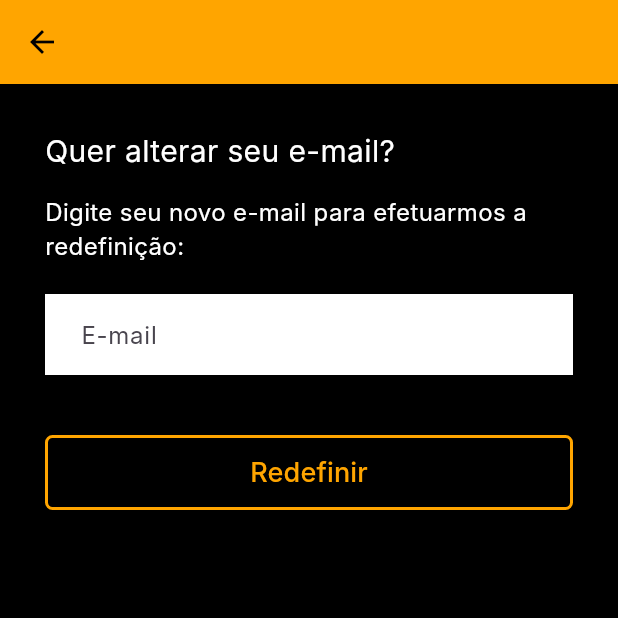
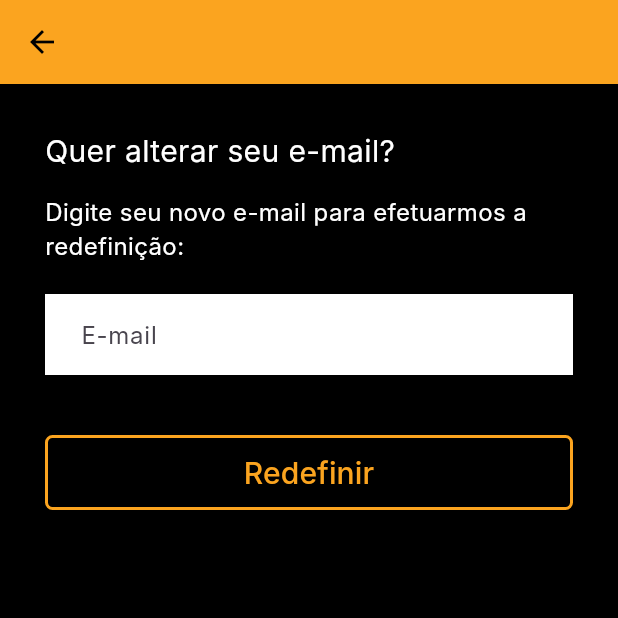
Before and after one commit to tokujiTO/PII4S_images_generator, a Flutter app: the ChangeEmailPage screen opened directly, on a phone screen of 412 x 824 dp, the top half of it. Run offline on Flutter 3.47's test engine with Material 3 defaults, Android fonts, the phone set to English and light mode, and no system bars; our stand-ins replace device_preview, flutter_screenutil; Roboto replaces fonts that are missing (Inter).

Commit message:
feat: fix font colors in change email page

```diff
--- a/lib/app/pages/change_email_page.dart
+++ b/lib/app/pages/change_email_page.dart
@@ -1,4 +1,5 @@
 import 'package:flutter/material.dart';
+import 'package:poliedroimagesgenerator/app/utils/app_colors.dart';
 
 class ChangeEmailPage extends StatefulWidget {
   const ChangeEmailPage({Key? key}) : super(key: key);
@@ -12,18 +13,18 @@ class _ChangeEmailPageState extends State<ChangeEmailPage> {
 
   @override
   Widget build(BuildContext context) {
-    const Color highlightColor = Color(0xFFFFA500);
+    const Color highlightColor = AppColors.yellow;
 
     Widget currentStepWidget;
     switch (_step) {
       case 1:
-        currentStepWidget = _buildStep1(highlightColor);
+        currentStepWidget = _buildStep1(AppColors.yellow);
         break;
       case 2:
-        currentStepWidget = _buildStep2(highlightColor);
+        currentStepWidget = _buildStep2(AppColors.yellow);
         break;
       case 3:
-        currentStepWidget = _buildStep3(highlightColor);
+        currentStepWidget = _buildStep3(AppColors.yellow);
         break;
       default:
         currentStepWidget = Container();
@@ -32,7 +33,7 @@ class _ChangeEmailPageState extends State<ChangeEmailPage> {
     return Scaffold(
       backgroundColor: Colors.black,
       appBar: AppBar(
-        backgroundColor: highlightColor,
+        backgroundColor: (AppColors.yellow),
         elevation: 0,
         leading: IconButton(
           icon: const Icon(Icons.arrow_back, color: Colors.black),
@@ -56,23 +57,26 @@ class _ChangeEmailPageState extends State<ChangeEmailPage> {
       children: <Widget>[
         const Text(
           'Quer alterar seu e-mail?',
-          style: TextStyle(color: Colors.white, fontSize: 20),
+          style: TextStyle(color: AppColors.white, fontSize: 20),
         ),
         const SizedBox(height: 15),
         const Text(
           'Digite seu novo e-mail para efetuarmos a redefinição:',
-          style: TextStyle(color: Colors.white, fontSize: 16),
+          style: TextStyle(color: AppColors.white, fontSize: 16),
         ),
         const SizedBox(height: 20),
         const TextField(
           decoration: InputDecoration(
             filled: true,
-            fillColor: Colors.white,
+            fillColor: AppColors.white,
             hintText: 'E-mail',
-            contentPadding: EdgeInsets.symmetric(vertical: 15.0, horizontal: 20.0),
+            contentPadding: EdgeInsets.symmetric(
+              vertical: 15.0,
+              horizontal: 20.0,
+            ),
             border: InputBorder.none,
           ),
-          style: TextStyle(color: Colors.black),
+          style: TextStyle(color: AppColors.background),
           keyboardType: TextInputType.emailAddress,
         ),
         const SizedBox(height: 40),
@@ -89,7 +93,7 @@ class _ChangeEmailPageState extends State<ChangeEmailPage> {
             },
             child: Text(
               'Redefinir',
-              style: TextStyle(color: color, fontSize: 18),
+              style: TextStyle(color: AppColors.yellow , fontSize: 20),
             ),
           ),
         ),
@@ -110,13 +114,21 @@ class _ChangeEmailPageState extends State<ChangeEmailPage> {
         const SizedBox(height: 10),
         const Text(
           'exemplo@gmail.com',
-          style: TextStyle(color: Colors.white, fontSize: 18, fontWeight: FontWeight.bold),
+          style: TextStyle(
+            color: Colors.white,
+            fontSize: 18,
+            fontWeight: FontWeight.bold,
+          ),
           textAlign: TextAlign.center,
         ),
         const SizedBox(height: 30),
         const Text(
           '_ _ _ _ _ _',
-          style: TextStyle(color: Colors.white, fontSize: 30, letterSpacing: 10),
+          style: TextStyle(
+            color: Colors.white,
+            fontSize: 30,
+            letterSpacing: 10,
+          ),
         ),
         const SizedBox(height: 60),
         // Botão "Enviar"
@@ -131,10 +143,7 @@ class _ChangeEmailPageState extends State<ChangeEmailPage> {
             onPressed: () {
               setState(() => _step = 3);
             },
-            child: Text(
-              'Enviar',
-              style: TextStyle(color: color, fontSize: 18),
-            ),
+            child: Text('Enviar', style: TextStyle(color: color, fontSize: 18)),
           ),
         ),
       ],
@@ -149,7 +158,11 @@ class _ChangeEmailPageState extends State<ChangeEmailPage> {
       children: <Widget>[
         const Text(
           'E-mail redefinido com sucesso!',
-          style: TextStyle(color: Colors.white, fontSize: 24, fontWeight: FontWeight.bold),
+          style: TextStyle(
+            color: Colors.white,
+            fontSize: 24,
+            fontWeight: FontWeight.bold,
+          ),
           textAlign: TextAlign.center,
         ),
         const SizedBox(height: 60),
@@ -164,10 +177,7 @@ class _ChangeEmailPageState extends State<ChangeEmailPage> {
             onPressed: () {
               Navigator.of(context).pop();
             },
-            child: Text(
-              'Início',
-              style: TextStyle(color: color, fontSize: 18),
-            ),
+            child: Text('Início', style: TextStyle(color: color, fontSize: 18)),
           ),
         ),
       ],
```
